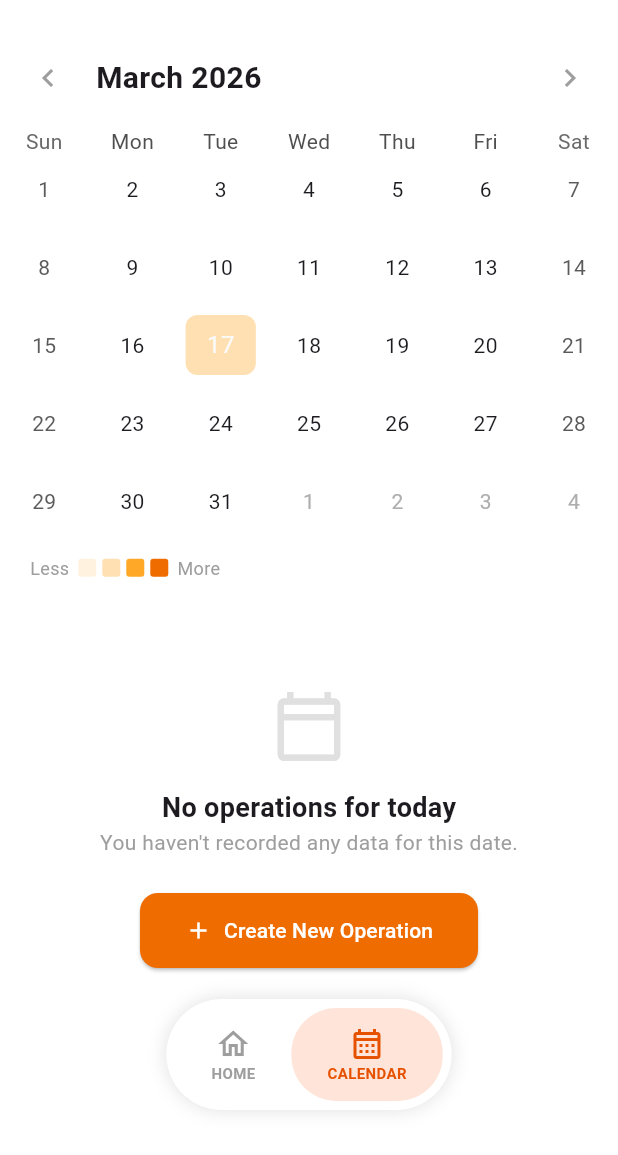
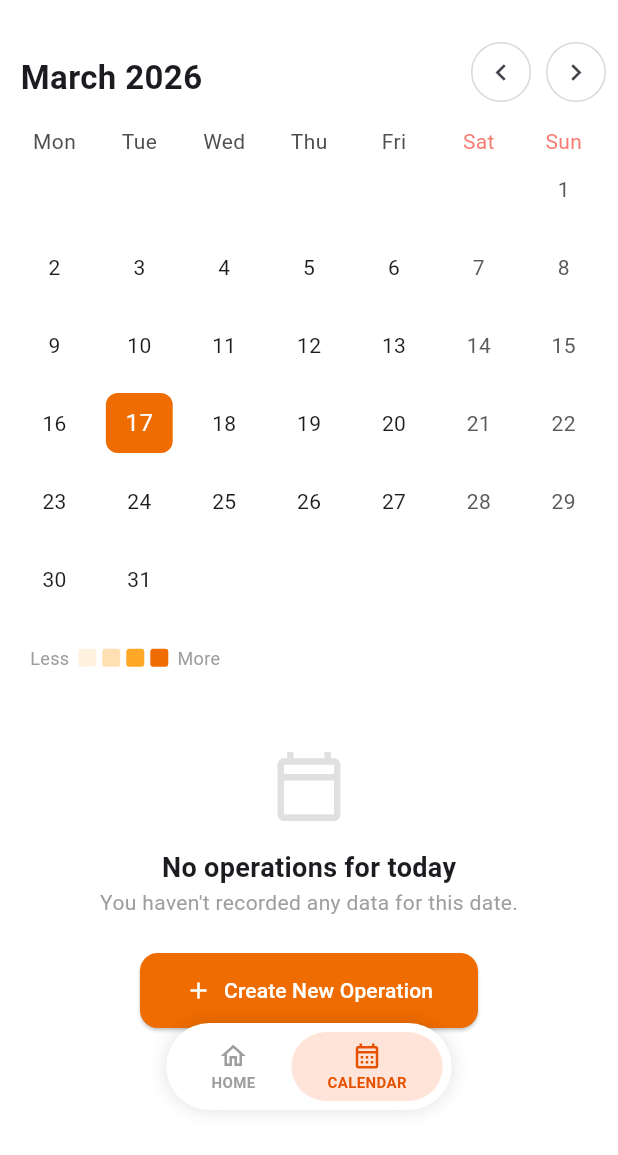
Before and after one commit to Muitsu/PalmX, a Flutter app: the screen it shows after launch, after a tap on "CALENDAR", on a phone screen of 412 x 824 dp, the part 81-1236 px from its top. Run offline on Flutter 3.47's test engine with Material 3 defaults, Android fonts, the phone set to English and light mode, and no system bars; drawn by our look-alikes of table_calendar.

Commit message:
add calendar

```diff
--- /dev/null
+++ b/lib/core/constants/app_assets.dart
@@ -0,0 +1,4 @@
+class AppAssets {
+  static const appIcon = " assets/launcher_icons/app-icon.png";
+  static const splash = "assets/launcher_splash/splash_image.png";
+}
--- a/lib/core/widgets/calendar/calendar_utils.dart
+++ b/lib/core/widgets/calendar/calendar_utils.dart
@@ -8,10 +8,10 @@ class CalendarUtils {
   }
 
   /// The grouping logic moved to a static utility method
-  static LinkedHashMap<DateTime, List<T>> groupEventDates<T>(
-    List<T> eventList,
-    DateTime? Function(T event) dateNormalizer,
-  ) {
+  static LinkedHashMap<DateTime, List<T>> groupEventDates<T>({
+    required List<T> eventList,
+    required DateTime? Function(T event) dateNormalizer,
+  }) {
     final map = LinkedHashMap<DateTime, List<T>>(
       equals: isSameDay,
       hashCode: getHashCode,
@@ -33,6 +33,19 @@ class CalendarUtils {
     return map;
   }
 
+  static LinkedHashMap<DateTime, List<T>> fromMap<T>(
+    Map<DateTime, List<T>> map,
+  ) {
+    final linkedMap = LinkedHashMap<DateTime, List<T>>(
+      equals: isSameDay,
+      hashCode: (DateTime key) =>
+          key.day * 1000000 + key.month * 10000 + key.year,
+    );
+
+    linkedMap.addAll(map);
+    return linkedMap;
+  }
+
   static LinkedHashMap<DateTime, List<T>> emptyEvent<T>() {
     return LinkedHashMap<DateTime, List<T>>(
       equals: isSameDay,
--- a/lib/core/widgets/calendar/calendar_widget.dart
+++ b/lib/core/widgets/calendar/calendar_widget.dart
@@ -6,7 +6,7 @@ import 'package:table_calendar/table_calendar.dart';
 
 class CalendarWidget<T> extends StatefulWidget {
   final LinkedHashMap<DateTime, List<T>> eventData;
-  final DateTimeRange showDateRange;
+  final DateTimeRange? showDateRange;
   final DateTime focusedDay;
   final void Function(DateTime)? onPageChanged;
   final void Function(List<T>, DateTime selectedDay)? onDaySelected;
@@ -16,8 +16,8 @@ class CalendarWidget<T> extends StatefulWidget {
   const CalendarWidget({
     super.key,
     required this.eventData,
-    required this.showDateRange,
     required this.focusedDay,
+    this.showDateRange,
     this.onPageChanged,
     this.calendarFormat = CalendarFormat.month,
     this.onDaySelected,
@@ -109,14 +109,43 @@ class _CalendarWidgetState<T> extends State<CalendarWidget<T>> {
           padding: widget.padding,
           child: TableCalendar(
             onCalendarCreated: (controller) => _pageController = controller,
-            firstDay: widget.showDateRange.start,
-            lastDay: widget.showDateRange.end,
+            firstDay:
+                widget.showDateRange?.start ??
+                DateTime(
+                  DateTime.now().year,
+                  DateTime.now().month - 3,
+                  DateTime.now().day,
+                ),
+            lastDay:
+                widget.showDateRange?.end ??
+                DateTime(
+                  DateTime.now().year,
+                  DateTime.now().month + 3,
+                  DateTime.now().day,
+                ),
             focusedDay: _focusedDay.value,
             startingDayOfWeek: StartingDayOfWeek.monday,
             daysOfWeekStyle: DaysOfWeekStyle(
               weekendStyle: TextStyle(color: Colors.red.withValues(alpha: .7)),
             ),
-            calendarStyle: CalendarStyle(outsideDaysVisible: false),
+            calendarStyle: CalendarStyle(
+              outsideDaysVisible: false,
+
+              todayDecoration: BoxDecoration(
+                color: Colors.orange.withValues(alpha: 0.3),
+                shape: BoxShape.rectangle,
+                borderRadius: BorderRadius.circular(8),
+              ),
+              selectedDecoration: BoxDecoration(
+                color: Colors.orange[800],
+                shape: BoxShape.rectangle,
+                borderRadius: BorderRadius.circular(8),
+              ),
+              markerDecoration: const BoxDecoration(
+                color: Colors.deepOrange,
+                shape: BoxShape.circle,
+              ),
+            ),
             calendarBuilders: CalendarBuilders(
               markerBuilder: (context, day, events) {
                 if (events.isEmpty) return const SizedBox();
--- a/lib/features/calendar/calendar_page.dart
+++ b/lib/features/calendar/calendar_page.dart
@@ -1,5 +1,6 @@
 import 'package:flutter/material.dart';
-import 'package:table_calendar/table_calendar.dart';
+import 'package:palmx/core/widgets/calendar/calendar_utils.dart';
+import 'package:palmx/core/widgets/calendar/calendar_widget.dart';
 
 class CalendarPage extends StatefulWidget {
   const CalendarPage({super.key});
@@ -9,10 +10,6 @@ class CalendarPage extends StatefulWidget {
 }
 
 class _CalendarPageState extends State<CalendarPage> {
-  final CalendarFormat _calendarFormat = CalendarFormat.month;
-  DateTime _focusedDay = DateTime.now();
-  DateTime? _selectedDay;
-
   // Mock data to simulate the orange dots/intensity in your screenshot
   final Map<DateTime, List<String>> _events = {
     DateTime.utc(2023, 10, 3): ['Event 1'],
@@ -22,56 +19,15 @@ class _CalendarPageState extends State<CalendarPage> {
     DateTime.utc(2023, 10, 13): ['Event 1', 'Event 2', 'Event 3'],
   };
 
-  List<String> _getEventsForDay(DateTime day) {
-    return _events[DateTime.utc(day.year, day.month, day.day)] ?? [];
-  }
-
   @override
   Widget build(BuildContext context) {
     return SafeArea(
       child: Column(
         children: [
           _buildHeader(),
-          TableCalendar(
-            firstDay: DateTime.utc(2020, 1, 1),
-            lastDay: DateTime.utc(2030, 12, 31),
-            focusedDay: _focusedDay,
-            calendarFormat: _calendarFormat,
-            selectedDayPredicate: (day) => isSameDay(_selectedDay, day),
-            onDaySelected: (selectedDay, focusedDay) {
-              setState(() {
-                _selectedDay = selectedDay;
-                _focusedDay = focusedDay;
-              });
-            },
-            eventLoader: _getEventsForDay,
-
-            // Custom Styling to match your UI
-            headerStyle: const HeaderStyle(
-              formatButtonVisible: false,
-              titleTextStyle: TextStyle(
-                fontSize: 20,
-                fontWeight: FontWeight.bold,
-              ),
-              leftChevronIcon: Icon(Icons.chevron_left, color: Colors.grey),
-              rightChevronIcon: Icon(Icons.chevron_right, color: Colors.grey),
-            ),
-            calendarStyle: CalendarStyle(
-              todayDecoration: BoxDecoration(
-                color: Colors.orange.withValues(alpha: 0.3),
-                shape: BoxShape.rectangle,
-                borderRadius: BorderRadius.circular(8),
-              ),
-              selectedDecoration: BoxDecoration(
-                color: Colors.orange[800],
-                shape: BoxShape.rectangle,
-                borderRadius: BorderRadius.circular(8),
-              ),
-              markerDecoration: const BoxDecoration(
-                color: Colors.deepOrange,
-                shape: BoxShape.circle,
-              ),
-            ),
+          CalendarWidget<String>(
+            eventData: CalendarUtils.fromMap(_events),
+            focusedDay: DateTime.now(),
           ),
           _buildLegend(),
           const Spacer(),
--- a/lib/features/home/home_page.dart
+++ b/lib/features/home/home_page.dart
@@ -120,7 +120,9 @@ class _HomePageState extends State<HomePage> {
   }
 
   Widget _buildFilterChips() {
-    return Row(
+    return SingleChildScrollView(
+      scrollDirection: Axis.horizontal,
+      child: Row(
         children: [
           _chip("All Operations", true),
           const SizedBox(width: 8),
@@ -128,6 +130,7 @@ class _HomePageState extends State<HomePage> {
           const SizedBox(width: 8),
           _chip("Maintenance", false),
         ],
+      ),
     );
   }
 
--- a/lib/features/main-navigation/main_page.dart
+++ b/lib/features/main-navigation/main_page.dart
@@ -34,6 +34,7 @@ class _MainPageState extends State<MainPage> {
         children: [
           PageView(
             controller: _pageController,
+            physics: NeverScrollableScrollPhysics(),
             onPageChanged: _onPageChanged,
             children: const [HomePage(), CalendarPage()],
           ),
@@ -72,7 +73,7 @@ class _MainPageState extends State<MainPage> {
     return GestureDetector(
       onTap: () => _onNavTap(index),
       child: Container(
-        padding: const EdgeInsets.symmetric(horizontal: 24, vertical: 12),
+        padding: const EdgeInsets.symmetric(horizontal: 24, vertical: 6),
         decoration: BoxDecoration(
           color: isActive ? const Color(0xFFFFE5D9) : Colors.transparent,
           borderRadius: BorderRadius.circular(30),
@@ -80,7 +81,11 @@ class _MainPageState extends State<MainPage> {
         child: Column(
           mainAxisSize: MainAxisSize.min,
           children: [
-            Icon(icon, color: isActive ? Colors.orange[900] : Colors.grey),
+            Icon(
+              icon,
+              size: 20,
+              color: isActive ? Colors.orange[900] : Colors.grey,
+            ),
             Text(
               label,
               style: TextStyle(
--- a/lib/features/operation/operation_log/operation_log_summary_page.dart
+++ b/lib/features/operation/operation_log/operation_log_summary_page.dart
@@ -1,5 +1,5 @@
 import 'package:flutter/material.dart';
-import 'package:palmx/features/operation/ol_form_page.dart';
+import 'operation_log_form_page.dart';
 
 class OperationLogSummaryPage extends StatelessWidget {
   const OperationLogSummaryPage({super.key});
```
Lines whose indentation alone changed are shown as unchanged.
